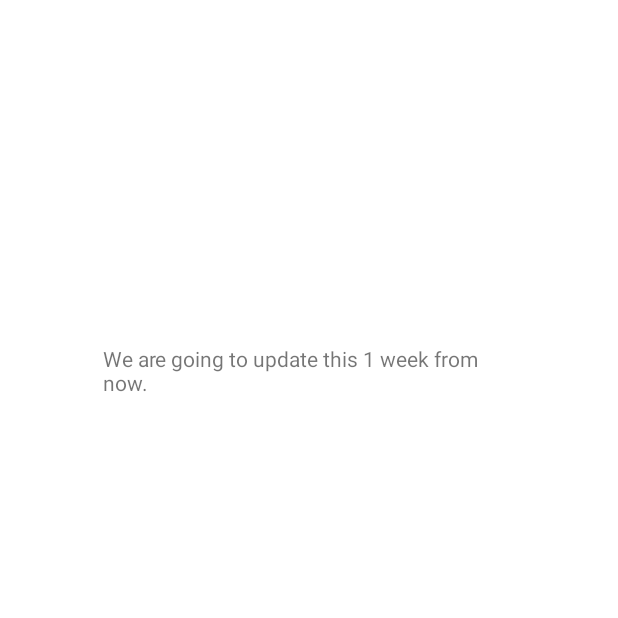
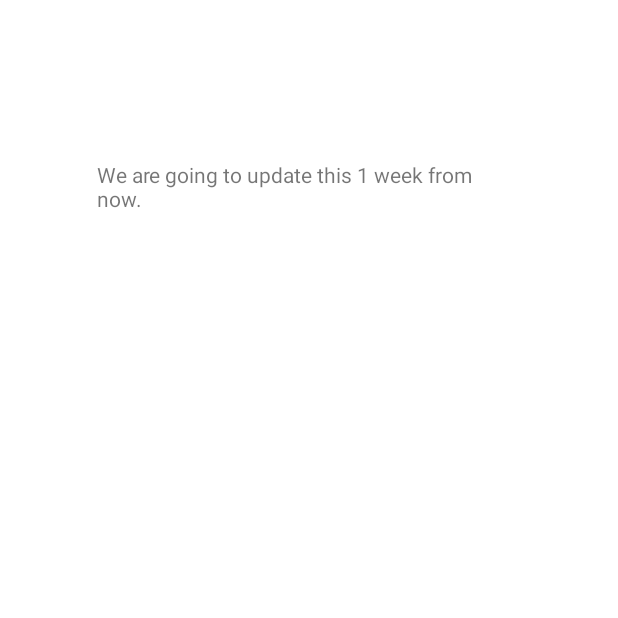
Before and after one commit to MarkVivian/KotlinMusicPlayer, an Android app: the screen it shows after launch (MainActivity), on a phone screen of 412 x 824 dp, the top half of it. Run offline under Robolectric (Android 15) with nearby library versions, the phone set to English and light mode, and no system bars.

Commit message:
playing around with the text view

```diff
--- a/app/src/main/res/layout/activity_main.xml
+++ b/app/src/main/res/layout/activity_main.xml
@@ -7,14 +7,14 @@
     tools:context=".MainActivity">
 
     <TextView
-        android:layout_width="274dp"
-        android:layout_height="255dp"
+        android:layout_width="282dp"
+        android:layout_height="163dp"
         android:text="We are going to update this 1 week from now."
         app:layout_constraintBottom_toBottomOf="parent"
         app:layout_constraintEnd_toEndOf="parent"
         app:layout_constraintHorizontal_bias="0.496"
         app:layout_constraintStart_toStartOf="parent"
         app:layout_constraintTop_toTopOf="parent"
-        app:layout_constraintVertical_bias="0.403" />
+        app:layout_constraintVertical_bias="0.161" />
 
 </androidx.constraintlayout.widget.ConstraintLayout>
```
